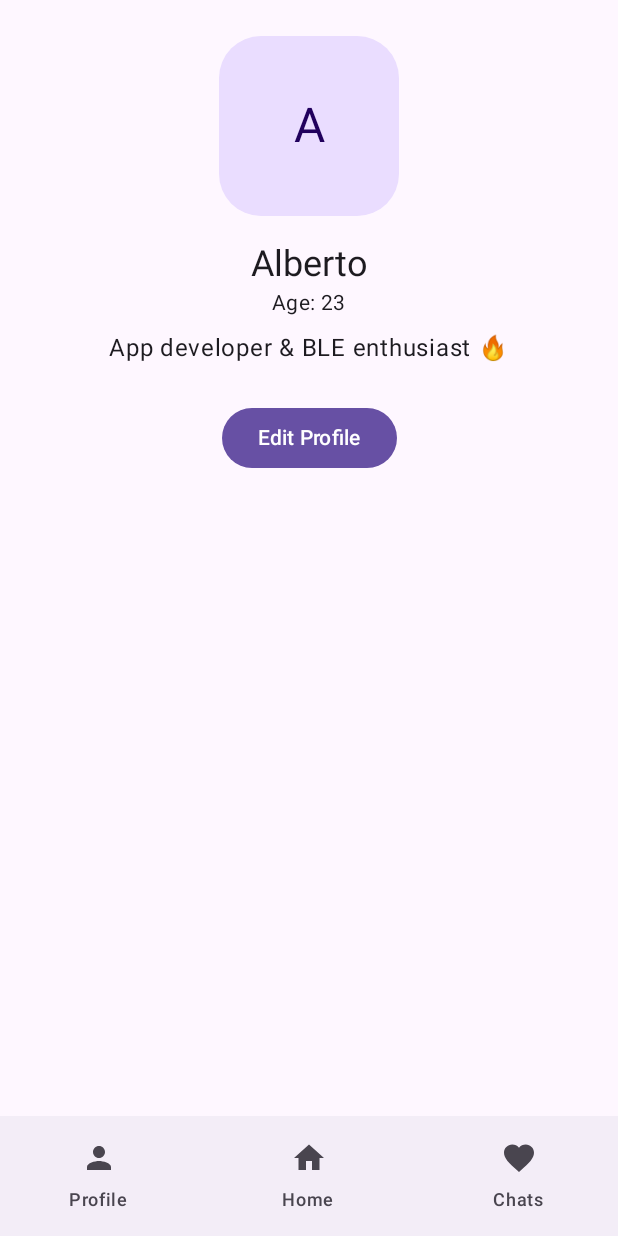
After one commit to N4927/billyApp, an Android app built with Jetpack Compose: the MyProfileScreen screen opened through its navigation route, on a phone screen of 412 x 824 dp. The commit adds this screen. Run offline under Robolectric (Android 15) with nearby library versions, the phone set to English and light mode, and no system bars.

Commit message:
added profile screen

```diff
--- a/app/src/main/java/com/example/billyapp/MainActivity.kt
+++ b/app/src/main/java/com/example/billyapp/MainActivity.kt
@@ -1,5 +1,6 @@
 package com.example.billyapp
 
+import com.example.billyapp.ui.screens.MyProfileScreen
 import android.content.Intent
 import android.os.Build
 import android.os.Bundle
@@ -11,6 +12,7 @@ import androidx.compose.foundation.layout.*
 import androidx.compose.material.icons.Icons
 import androidx.compose.material.icons.filled.Favorite
 import androidx.compose.material.icons.filled.Home
+import androidx.compose.material.icons.filled.Person
 import androidx.compose.material3.*
 import androidx.compose.runtime.Composable
 import androidx.compose.ui.Alignment
@@ -92,6 +94,12 @@ fun MainApp(
             NavigationBar {
                 NavigationBarItem(
                     selected = false,
+                    onClick = { navController.navigate("myprofile") },
+                    icon = { Icon(Icons.Default.Person, contentDescription = "My Profile") },
+                    label = { Text("Profile") }
+                )
+                NavigationBarItem(
+                    selected = false,
                     onClick = { navController.navigate("home") },
                     icon = { Icon(Icons.Default.Home, contentDescription = "Home") },
                     label = { Text("Home") }
@@ -102,6 +110,7 @@ fun MainApp(
                     icon = { Icon(Icons.Default.Favorite, contentDescription = "Chats") },
                     label = { Text("Chats") }
                 )
+
             }
         }
     ) { padding ->
@@ -179,6 +188,15 @@ fun MainApp(
                 val user = backStackEntry.arguments?.getString("userName") ?: return@composable
                 ChatScreen(userName = user, chatViewModel = chatViewModel)
             }
+
+            // 🔹 Schermata profilo personale
+            composable("myprofile") {
+                MyProfileScreen(
+                    userName = "Alberto",
+                    age = 23,
+                    bio = "App developer & BLE enthusiast 🔥"
+                )
+            }
         }
     }
 }
--- /dev/null
+++ b/app/src/main/java/com/example/billyapp/ui/screens/MyProfileScreen.kt
@@ -0,0 +1,49 @@
+package com.example.billyapp.ui.screens
+
+import androidx.compose.foundation.layout.*
+import androidx.compose.material3.*
+import androidx.compose.runtime.Composable
+import androidx.compose.ui.Alignment
+import androidx.compose.ui.Modifier
+import androidx.compose.ui.unit.dp
+
+@Composable
+fun MyProfileScreen(
+    userName: String = "MyUser",
+    age: Int = 22,
+    bio: String = "Hello! This is my profile on BillyApp 🚀"
+) {
+    Column(
+        modifier = Modifier
+            .fillMaxSize()
+            .padding(24.dp),
+        horizontalAlignment = Alignment.CenterHorizontally
+    ) {
+        // Profile picture placeholder
+        Surface(
+            modifier = Modifier.size(120.dp),
+            shape = MaterialTheme.shapes.extraLarge,
+            color = MaterialTheme.colorScheme.primaryContainer
+        ) {
+            Box(contentAlignment = Alignment.Center) {
+                Text(
+                    text = userName.take(1),
+                    style = MaterialTheme.typography.headlineLarge
+                )
+            }
+        }
+
+        Spacer(modifier = Modifier.height(16.dp))
+
+        Text(userName, style = MaterialTheme.typography.headlineSmall)
+        Text("Age: $age", style = MaterialTheme.typography.bodyMedium)
+        Spacer(modifier = Modifier.height(8.dp))
+        Text(bio, style = MaterialTheme.typography.bodyLarge)
+
+        Spacer(modifier = Modifier.height(24.dp))
+
+        Button(onClick = { /* TODO: edit profile */ }) {
+            Text("Edit Profile")
+        }
+    }
+}
```
